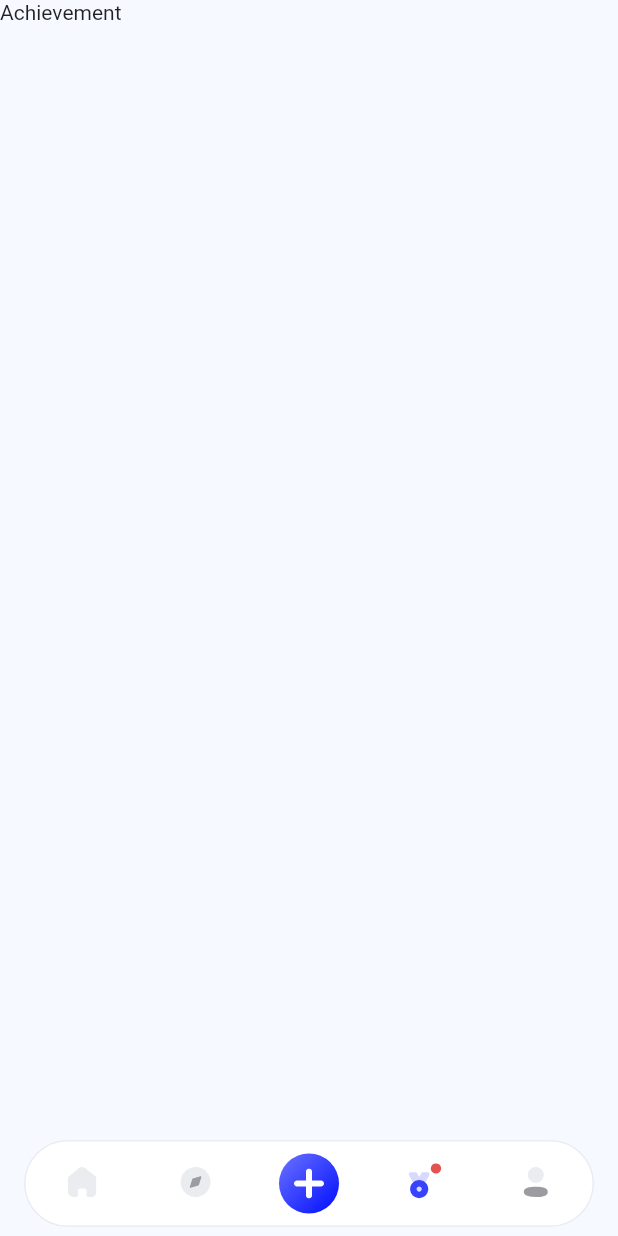
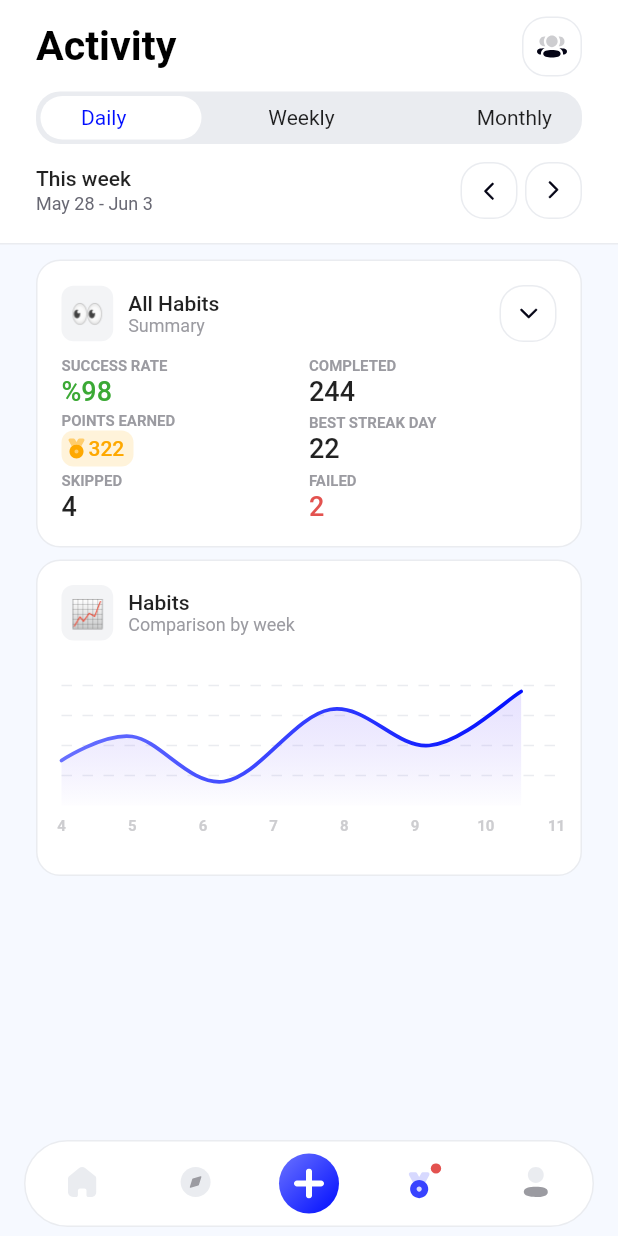
Before and after one commit to sohaib077/UI, a Flutter app: the screen it shows after launch, item 4 of the bottom bar chosen, on a phone screen of 412 x 824 dp. Run offline on Flutter 3.47's test engine with Material 2 defaults, Android fonts, the phone set to English and light mode, and no system bars; drawn by our look-alikes of fl_chart; our stand-ins replace bloc, carousel_slider, dots_indicator, flutter_bloc, flutter_screenutil, flutter_slidable and 3 more; missing offline and left inert: swipe_back_detector.

Commit message:
line chart 1

```diff
--- a/lib/core/assets_data.dart
+++ b/lib/core/assets_data.dart
@@ -30,4 +30,6 @@ class AssetsData {
   static const learningImage2 = 'assets/habit tracker images/learningImage2.jpg';
   static const learningImage1 = 'assets/habit tracker images/learningImage1.jpg';
   static const folderIcon = 'assets/habit tracker images/folderIcon.svg';
+  static const users3Icon = 'assets/habit tracker images/users3Icon.svg';
+  static const medalIcon = 'assets/habit tracker images/medalIcon.svg';
 }
--- a/lib/core/constants.dart
+++ b/lib/core/constants.dart
@@ -19,6 +19,7 @@ const kBlack40 = Color(0xff9B9BA1);
 const kBlack100 = Color(0xff040415);
 const kBlack60 = Color(0xff686873);
 const kGreen100 = Color(0xff3BA935);
+const kRed100 = Color(0xffE3524F);
 const kOrange20 = Color(0xffFCDCD3);
 const kTeal20 = Color(0xffD5ECE0);
 const double kMinPadding = 8;
--- a/lib/core/styles.dart
+++ b/lib/core/styles.dart
@@ -55,4 +55,6 @@ abstract class Styles {
     fontWeight: FontWeight.w300,
     fontSize: 12,
   );
+  static const TextStyle subLabelTextStyle =
+      TextStyle(color: kBlack40, fontSize: 10, fontWeight: FontWeight.bold);
 }
--- a/lib/habit tracker/views/achievement view/achievement view.dart
+++ b/lib/habit tracker/views/achievement view/achievement view.dart
@@ -1,13 +1,16 @@
 import 'package:flutter/material.dart';
 import 'package:ui/habit%20tracker/views/achievement%20view/widgets/achievement_view_body.dart';
+
+import '../../../core/shared_methods.dart';
 
 class AchievementView extends StatelessWidget {
   const AchievementView({Key? key}) : super(key: key);
 
   @override
   Widget build(BuildContext context) {
-    return const Scaffold(
-      body: AchievementViewBody(),
+    return Scaffold(
+      appBar: customEmptyAppBar(),
+      body: const AchievementViewBody(),
     );
   }
 }
--- /dev/null
+++ b/lib/habit tracker/views/achievement view/widgets/achievement_all_habits_row.dart
@@ -0,0 +1,49 @@
+import 'dart:math';
+
+import 'package:flutter/material.dart';
+import 'package:ui/habit tracker/views/achievement view/widgets/custom_eyes_icon.dart';
+
+import '../../../../core/styles.dart';
+import 'custom_right_arrow_icon.dart';
+
+class AchievementAllHabitsRow extends StatelessWidget {
+  const AchievementAllHabitsRow({
+    super.key,
+    this.icon,
+    this.title,
+    this.subTitle,
+  });
+
+  final String? icon;
+  final String? title;
+  final String? subTitle;
+
+  @override
+  Widget build(BuildContext context) {
+    return Row(
+      children: [
+        CustomEyesIcon(icon: icon),
+        const SizedBox(width: 10),
+        Column(
+          crossAxisAlignment: CrossAxisAlignment.start,
+          children: [
+            Text(
+              title ?? 'All Habits',
+              style: Styles.mediumWeightTextStyle,
+            ),
+            Text(
+              subTitle ?? 'Summary',
+              style: Styles.bottomSheetSubTitle,
+            ),
+          ],
+        ),
+        if (title == null) const Spacer(),
+        if (title == null)
+          Transform.rotate(
+            angle: pi / 2,
+            child: const CustomRightArrowIcon(),
+          ),
+      ],
+    );
+  }
+}
--- /dev/null
+++ b/lib/habit tracker/views/achievement view/widgets/achievement_app_bar.dart
@@ -0,0 +1,38 @@
+import 'package:flutter/material.dart';
+import 'package:ui/core/assets_data.dart';
+import 'package:ui/core/styles.dart';
+import 'package:ui/habit tracker/views/achievement view/widgets/achievement_app_bar_row.dart';
+import 'package:ui/habit tracker/views/achievement view/widgets/achievement_toggle_tabs.dart';
+import 'package:ui/habit%20tracker/views/discover%20view/widgets/custom_app_bar.dart';
+import 'package:ui/habit%20tracker/views/home%20view/widgets/custom_icon_button.dart';
+
+class AchievementAppBar extends StatelessWidget {
+  const AchievementAppBar({
+    super.key,
+  });
+
+  @override
+  Widget build(BuildContext context) {
+    return CustomAppBar(
+      child: Column(
+        children: [
+          Row(
+            children: [
+              Text(
+                'Activity',
+                style: Styles.appBarTextStyle,
+              ),
+              const Spacer(),
+              const CustomIconButton(icon: AssetsData.users3Icon),
+            ],
+          ),
+          const SizedBox(height: 10),
+          const AchievementToggleTabs(),
+          const SizedBox(height: 12),
+          const AchievementAppBarRow(),
+          const SizedBox(height: 5),
+        ],
+      ),
+    );
+  }
+}
--- /dev/null
+++ b/lib/habit tracker/views/achievement view/widgets/achievement_app_bar_row.dart
@@ -0,0 +1,36 @@
+import 'package:flutter/material.dart';
+import 'package:ui/core/constants.dart';
+import 'package:ui/core/styles.dart';
+import 'package:ui/habit tracker/views/achievement view/widgets/custom_right_arrow_icon.dart';
+
+class AchievementAppBarRow extends StatelessWidget {
+  const AchievementAppBarRow({
+    super.key,
+  });
+
+  @override
+  Widget build(BuildContext context) {
+    return Row(
+      children: [
+        Column(
+          crossAxisAlignment: CrossAxisAlignment.start,
+          children: [
+            const Text(
+              "This week",
+              style: Styles.mediumWeightTextStyle,
+            ),
+            const SizedBox(height: 2),
+            Text(
+              "May 28 - Jun 3",
+              style: Styles.listTileSubTitle.copyWith(color: kBlack60),
+            ),
+          ],
+        ),
+        const Spacer(),
+        Transform.scale(scale: -1, child: const CustomRightArrowIcon()),
+        SizedBox(width: 5),
+        const CustomRightArrowIcon(),
+      ],
+    );
+  }
+}
--- /dev/null
+++ b/lib/habit tracker/views/achievement view/widgets/achievement_line_chart.dart
@@ -0,0 +1,132 @@
+import 'package:fl_chart/fl_chart.dart';
+import 'package:flutter/material.dart';
+import 'package:ui/core/constants.dart';
+import 'package:ui/core/constants.dart';
+import 'package:ui/core/constants.dart';
+import 'package:ui/core/constants.dart';
+import 'package:ui/core/constants.dart';
+import 'package:ui/core/constants.dart';
+import 'package:ui/core/constants.dart';
+import 'package:ui/core/constants.dart';
+
+class AchievementLineChart extends StatelessWidget {
+  const AchievementLineChart({
+    super.key,
+  });
+
+  @override
+  Widget build(BuildContext context) {
+    return SizedBox(
+      height: 130,
+      child: LineChart(
+        LineChartData(
+          lineTouchData: LineTouchData(
+            enabled: true,
+            touchTooltipData: LineTouchTooltipData(
+              tooltipBgColor: Colors.white,
+              tooltipBorder: const BorderSide(color: kBlack10, width: 1.5),
+              tooltipRoundedRadius: kMinRadius,
+            ),
+          ),
+          gridData: FlGridData(
+            show: true,
+            drawHorizontalLine: true,
+            drawVerticalLine: false,
+            horizontalInterval: 1,
+            getDrawingHorizontalLine: (value) {
+              return FlLine(
+                color: kBlack10,
+                strokeWidth: 1,
+                dashArray: [7],
+              );
+            },
+          ),
+
+          titlesData: FlTitlesData(
+            show: true,
+            bottomTitles: AxisTitles(
+              sideTitles: SideTitles(
+                showTitles: true,
+                reservedSize: 30,
+                getTitlesWidget: bottomTitleWidgets,
+                interval: 1,
+              ),
+            ),
+            leftTitles: AxisTitles(
+              sideTitles: SideTitles(
+                showTitles: false,
+              ),
+            ),
+            topTitles: AxisTitles(
+              sideTitles: SideTitles(showTitles: false),
+            ),
+            rightTitles: AxisTitles(
+              sideTitles: SideTitles(showTitles: false),
+            ),
+          ),
+          borderData: FlBorderData(
+            show: false,
+          ),
+          minX: 4,
+          maxX: 11,
+          minY: 0,
+          maxY: 5,
+          lineBarsData: [
+            LineChartBarData(
+              spots: const [
+                FlSpot(4, 1.5),
+                FlSpot(5, 2.3),
+                FlSpot(6.3, 0.8),
+                FlSpot(7.8, 3.2),
+                FlSpot(9.20, 2),
+                FlSpot(10.5, 3.8),
+              ],
+              isCurved: true,
+              gradient: const LinearGradient(
+                begin: Alignment.topLeft,
+                end: Alignment.bottomRight,
+                colors: [kPurple1, kBlue1],
+              ),
+              barWidth: 2.5,
+              isStrokeCapRound: true,
+              dotData: FlDotData(
+                // show: false,
+                checkToShowDot: (spot, barData) {
+                  return false;
+                },
+              ),
+              belowBarData: BarAreaData(
+                show: true,
+                gradient: LinearGradient(
+                  begin: Alignment.topCenter,
+                  end: const Alignment(0, 1.1),
+                  colors: [
+                    const Color(0xffB09FFF).withOpacity(0.3),
+                    const Color(0xff8D79F6).withOpacity(0.0)
+                  ],
+                ),
+              ),
+            ),
+          ],
+        ),
+      ),
+    );
+  }
+
+  Widget bottomTitleWidgets(double value, TitleMeta meta) {
+    const style = TextStyle(
+      fontWeight: FontWeight.bold,
+      color: kBlack20,
+      fontSize: 10,
+    );
+    Widget text;
+    text = value.toInt() > 11 || value.toInt() < 4
+        ? const Text('', style: style)
+        : Text((value.toInt()).toString(), style: style);
+
+    return SideTitleWidget(
+      axisSide: meta.axisSide,
+      child: text,
+    );
+  }
+}
--- /dev/null
+++ b/lib/habit tracker/views/achievement view/widgets/achievement_toggle_tabs.dart
@@ -0,0 +1,106 @@
+import 'package:flutter/material.dart';
+
+import '../../../../core/constants.dart';
+
+class AchievementToggleTabs extends StatefulWidget {
+  const AchievementToggleTabs({Key? key}) : super(key: key);
+
+  @override
+  State<AchievementToggleTabs> createState() => _AchievementToggleTabsState();
+}
+
+class _AchievementToggleTabsState extends State<AchievementToggleTabs> {
+  int index = 0;
+
+  @override
+  Widget build(BuildContext context) {
+    final double width = MediaQuery.of(context).size.width;
+    return Container(
+      height: 35,
+      decoration: BoxDecoration(
+        color: kBlack10,
+        borderRadius: BorderRadius.circular(kMaxRadius),
+      ),
+      child: Center(
+        child: Stack(
+          alignment: Alignment.centerLeft,
+          children: [
+            AnimatedPositioned(
+              duration: const Duration(milliseconds: 500),
+              curve: Curves.easeOut,
+              left: index == 0
+                  ? 0
+                  : index == 2
+                      ? width - (width / 3 - kMaxPadding) - 48
+                      : kMaxPadding + 77,
+
+              height: 35,
+              // width: (width / 2) ,
+              width: width / 3 - kMaxPadding,
+              child: Padding(
+                padding: const EdgeInsets.all(3),
+                child: Container(
+                  // width: MediaQuery.of(context).size.width / 2 - (kMaxPadding),
+                  decoration: BoxDecoration(
+                    color: Colors.white,
+                    borderRadius: BorderRadius.circular(kMaxRadius),
+                  ),
+                ),
+              ),
+            ),
+            Center(
+              child: Row(
+                mainAxisAlignment: MainAxisAlignment.start,
+                children: [
+                  const SizedBox(width: 30),
+                  GestureDetector(
+                    onTap: () {
+                      setState(() {
+                        index = 0;
+                      });
+                    },
+                    child: Text(
+                      "Daily",
+                      style: TextStyle(
+                        color: index == 0 ? kBlue1 : null,
+                      ),
+                    ),
+                  ),
+                  const Spacer(),
+                  GestureDetector(
+                    onTap: () {
+                      setState(() {
+                        index = 1;
+                      });
+                    },
+                    child: Text(
+                      "Weekly",
+                      style: TextStyle(
+                        color: index == 1 ? kBlue1 : null,
+                      ),
+                    ),
+                  ),
+                  const Spacer(),
+                  GestureDetector(
+                    onTap: () {
+                      setState(() {
+                        index = 2;
+                      });
+                    },
+                    child: Text(
+                      "Monthly",
+                      style: TextStyle(
+                        color: index == 2 ? kBlue1 : null,
+                      ),
+                    ),
+                  ),
+                  const SizedBox(width: 20),
+                ],
+              ),
+            ),
+          ],
+        ),
+      ),
+    );
+  }
+}
--- a/lib/habit tracker/views/achievement view/widgets/achievement_view_body.dart
+++ b/lib/habit tracker/views/achievement view/widgets/achievement_view_body.dart
@@ -1,4 +1,12 @@
 import 'package:flutter/material.dart';
+import 'package:ui/core/constants.dart';
+import 'package:ui/habit tracker/views/achievement view/widgets/achievement_app_bar.dart';
+import 'package:ui/habit tracker/views/achievement view/widgets/achievement_line_chart.dart';
+import 'package:ui/habit tracker/views/achievement view/widgets/all_habits_custom_card.dart';
+import 'package:ui/habit%20tracker/views/onboarding%20view/widgets/custom_container.dart';
+
+import '../../home view/widgets/app_bar_separator.dart';
+import 'achievement_all_habits_row.dart';
 
 class AchievementViewBody extends StatelessWidget {
   const AchievementViewBody({
@@ -7,14 +15,41 @@ class AchievementViewBody extends StatelessWidget {
 
   @override
   Widget build(BuildContext context) {
-    return Column(
-      children: [
-        Column(
-          children: const [
-            Text('Achievement'),
-          ],
-        ),
-      ],
+    return SingleChildScrollView(
+      physics: const BouncingScrollPhysics(),
+      child: Column(
+        children: [
+          AchievementAppBar(),
+          AppBarSeparator(),
+          SizedBox(height: 10),
+          Padding(
+            padding: const EdgeInsets.symmetric(horizontal: kMaxPadding),
+            child: Column(
+              children: [
+                AllHabitsCustomCard(),
+                SizedBox(height: 8),
+                CustomContainer(
+                  // height: 200,
+                  margin: 0,
+                  padding: EdgeInsets.all(kNormPadding),
+                  child: Column(
+                    children: const [
+                      AchievementAllHabitsRow(
+                        icon: "📈",
+                        title: "Habits",
+                        subTitle: "Comparison by week",
+                      ),
+                      SizedBox(height: 10),
+                      AchievementLineChart(),
+                    ],
+                  ),
+                ),
+                const SizedBox(height: 80),
+              ],
+            ),
+          ),
+        ],
+      ),
     );
   }
 }
--- /dev/null
+++ b/lib/habit tracker/views/achievement view/widgets/all_habits_custom_card.dart
@@ -0,0 +1,48 @@
+import 'package:flutter/material.dart';
+import 'package:ui/core/constants.dart';
+import 'package:ui/habit tracker/views/achievement view/widgets/achievement_all_habits_row.dart';
+import 'package:ui/habit tracker/views/achievement view/widgets/all_habits_custom_row.dart';
+import 'package:ui/habit%20tracker/views/onboarding%20view/widgets/custom_container.dart';
+
+class AllHabitsCustomCard extends StatelessWidget {
+  const AllHabitsCustomCard({
+    super.key,
+  });
+
+  @override
+  Widget build(BuildContext context) {
+    return CustomContainer(
+        margin: 0,
+        padding: const EdgeInsets.all(kNormPadding),
+        child: Column(
+          crossAxisAlignment: CrossAxisAlignment.start,
+          children: const [
+            AchievementAllHabitsRow(),
+            SizedBox(height: 10),
+            AllHabitsCustomRow(
+              title1: "SUCCESS RATE",
+              subTitle1: "%98",
+              color: kGreen100,
+              title2: "COMPLETED",
+              subTitle2: "244",
+            ),
+            SizedBox(height: 4),
+            AllHabitsCustomRow(
+              title1: "POINTS EARNED",
+              subTitle1: "%322",
+              title2: "BEST STREAK DAY",
+              subTitle2: "22",
+              flag: true,
+            ),
+            SizedBox(height: 4),
+            AllHabitsCustomRow(
+              title1: "SKIPPED",
+              subTitle1: "4",
+              title2: "FAILED",
+              subTitle2: "2",
+              color2: kRed100,
+            ),
+          ],
+        ));
+  }
+}
--- /dev/null
+++ b/lib/habit tracker/views/achievement view/widgets/all_habits_custom_column.dart
@@ -0,0 +1,54 @@
+import 'package:flutter/material.dart';
+import 'package:flutter_svg/flutter_svg.dart';
+import 'package:ui/core/constants.dart';
+import 'package:ui/core/styles.dart';
+
+import '../../../../core/assets_data.dart';
+
+class AllHabitsCustomColumn extends StatelessWidget {
+  const AllHabitsCustomColumn({
+    super.key,
+    required this.title,
+    required this.subTitle,
+    this.color,
+    this.flag,
+  });
+
+  final String title;
+  final String subTitle;
+  final Color? color;
+  final bool? flag;
+
+  @override
+  Widget build(BuildContext context) {
+    final double width = MediaQuery.of(context).size.width;
+
+    return SizedBox(
+      width: width * 0.3,
+      child: Column(
+        crossAxisAlignment: CrossAxisAlignment.start,
+        children: [
+          Text(title, style: Styles.subLabelTextStyle),
+          if (flag == null)
+            Text(subTitle, style: Styles.titleTextStyle.copyWith(color: color)),
+          if (flag != null)
+            Container(
+              height: 24,
+              width: 48,
+              decoration: BoxDecoration(
+                  borderRadius: BorderRadius.circular(kMinRadius),
+                  color: const Color(0xffFFF3DA)),
+              padding: const EdgeInsets.all(2),
+              child: Row(
+                children: [
+                  SvgPicture.asset(AssetsData.medalIcon),
+                  Text("322",
+                      style: Styles.titleTextStyle.copyWith(color: const Color(0xffFEA800) , fontSize: 14)),
+                ],
+              ),
+            ),
+        ],
+      ),
+    );
+  }
+}
--- /dev/null
+++ b/lib/habit tracker/views/achievement view/widgets/all_habits_custom_row.dart
@@ -0,0 +1,45 @@
+import 'package:flutter/material.dart';
+import 'package:ui/core/constants.dart';
+import 'package:ui/habit tracker/views/achievement view/widgets/all_habits_custom_column.dart';
+
+class AllHabitsCustomRow extends StatelessWidget {
+  const AllHabitsCustomRow({
+    super.key,
+    required this.title1,
+    required this.subTitle1,
+    required this.title2,
+    required this.subTitle2,
+    this.color,
+    this.color2,
+    this.flag,
+  });
+
+  final String title1;
+  final String subTitle1;
+  final String title2;
+  final String subTitle2;
+  final Color? color;
+  final Color? color2;
+  final bool? flag;
+
+  @override
+  Widget build(BuildContext context) {
+    return Row(
+      children: [
+        AllHabitsCustomColumn(
+          title: title1,
+          subTitle: subTitle1,
+          color: color,
+          flag: flag,
+        ),
+        const Spacer(),
+        AllHabitsCustomColumn(
+          title: title2,
+          subTitle: subTitle2,
+          color: color2,
+        ),
+        const Spacer(),
+      ],
+    );
+  }
+}
--- /dev/null
+++ b/lib/habit tracker/views/achievement view/widgets/custom_eyes_icon.dart
@@ -0,0 +1,22 @@
+import 'package:flutter/material.dart';
+import 'package:ui/core/constants.dart';
+
+import '../../../../core/styles.dart';
+
+class CustomEyesIcon extends StatelessWidget {
+  const CustomEyesIcon({
+    super.key, this.icon,
+  });
+  final String ?icon;
+  @override
+  Widget build(BuildContext context) {
+    return Container(
+      decoration: BoxDecoration(
+        borderRadius: BorderRadius.circular(kMinRadius),
+        color: const Color(0xffF3F4F6),
+      ),
+      padding: const EdgeInsets.symmetric(vertical: 8 , horizontal: 6),
+      child: Text(icon ?? "👀", style: Styles.iconTextStyle.copyWith(fontSize: 18)),
+    );
+  }
+}
--- /dev/null
+++ b/lib/habit tracker/views/achievement view/widgets/custom_right_arrow_icon.dart
@@ -0,0 +1,18 @@
+import 'package:flutter/material.dart';
+import 'package:flutter_svg/flutter_svg.dart';
+import 'package:ui/core/assets_data.dart';
+import 'package:ui/habit%20tracker/views/onboarding%20view/widgets/custom_container.dart';
+
+class CustomRightArrowIcon extends StatelessWidget {
+  const CustomRightArrowIcon({
+    super.key,
+  });
+
+  @override
+  Widget build(BuildContext context) {
+    return CustomContainer(
+        margin: 0,
+        padding: const EdgeInsets.all(8),
+        child: SvgPicture.asset(AssetsData.rightArrowIcon));
+  }
+}
--- a/lib/habit tracker/views/onboarding view/widgets/custom_container.dart
+++ b/lib/habit tracker/views/onboarding view/widgets/custom_container.dart
@@ -4,15 +4,17 @@ import '../../../../core/constants.dart';
 
 class CustomContainer extends StatelessWidget {
   const CustomContainer(
-      {Key? key, required this.child, this.padding, this.margin})
+      {Key? key, required this.child, this.padding, this.margin, this.height})
       : super(key: key);
   final Widget child;
   final EdgeInsets? padding;
   final double? margin;
+  final double ? height;
 
   @override
   Widget build(BuildContext context) {
     return Container(
+      height: height,
       margin: EdgeInsets.all(margin ?? 2),
       padding: padding,
       decoration: BoxDecoration(
--- a/pubspec.yaml
+++ b/pubspec.yaml
@@ -50,6 +50,7 @@ dependencies:
   bloc: ^8.1.2
   flutter_staggered_grid_view: ^0.7.0
   flutter_slidable: ^3.0.0
+  fl_chart: ^0.62.0
 
 dev_dependencies:
   flutter_test:
```
Also changed, not shown: assets/habit tracker images/medalIcon.svg (added), assets/habit tracker images/users3Icon.svg (added), pubspec.lock.
